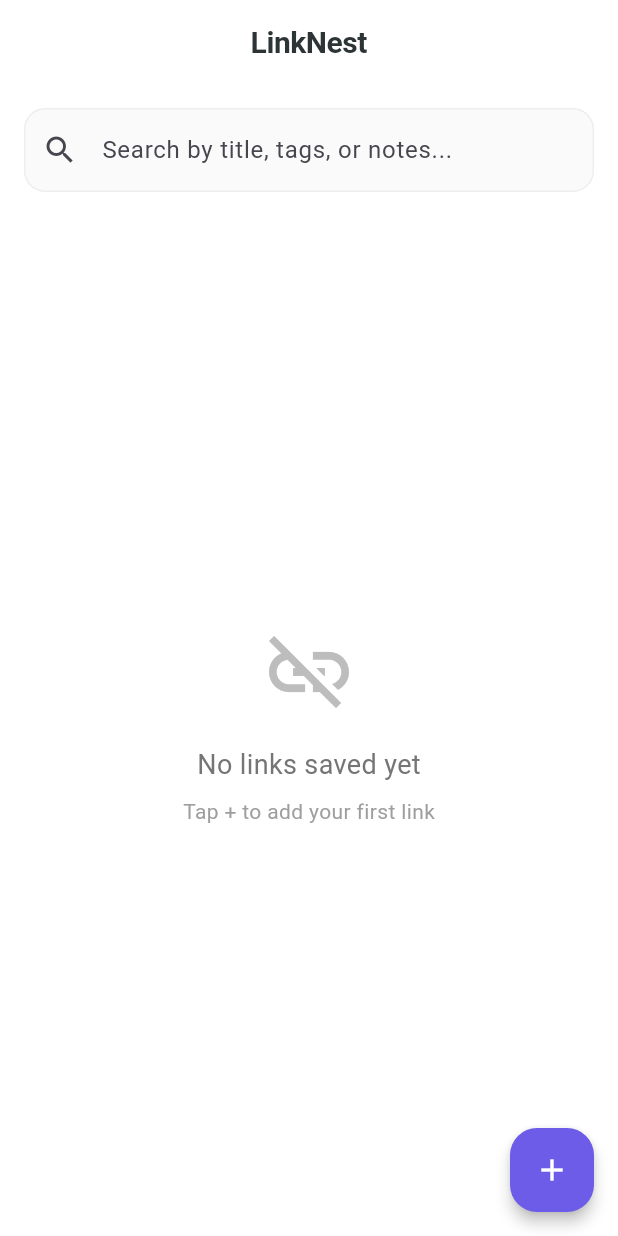
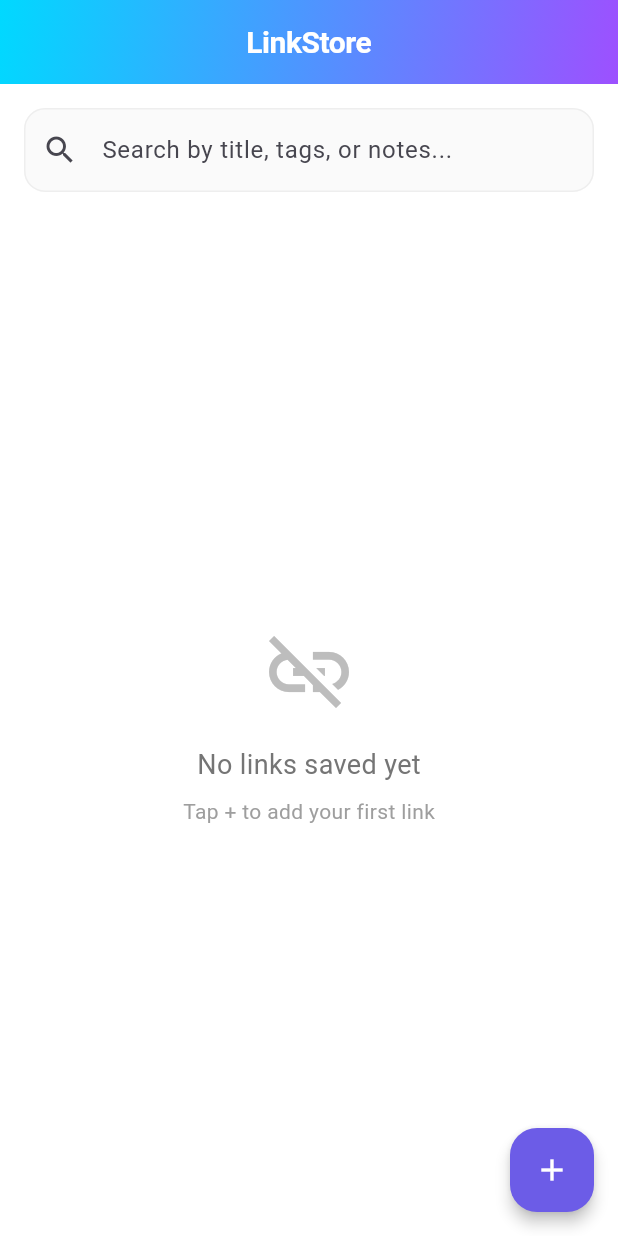
Before and after one commit to JanmitaShah/LinkNest, a Flutter app: the screen it shows after launch, on a phone screen of 412 x 824 dp. Run offline on Flutter 3.47's test engine with Material 3 defaults, Android fonts, the phone set to English and light mode, and no system bars; our stand-ins replace flutter_riverpod, go_router, google_mobile_ads, hive, hive_flutter, webview_flutter; missing offline and left inert: receive_sharing_intent; accounts and stored records are empty; network calls fail; statements that could not run were skipped.

Commit message:
Improving app UI

```diff
--- /dev/null
+++ b/lib/core/widgets/gradient_app_bar.dart
@@ -0,0 +1,57 @@
+import 'package:flutter/material.dart';
+import 'package:flutter/services.dart';
+
+/// Custom AppBar with gradient effect matching LinkNest logo colors
+class GradientAppBar extends StatelessWidget implements PreferredSizeWidget {
+  final String title;
+  final List<Widget>? actions;
+  final bool automaticallyImplyLeading;
+
+  const GradientAppBar({
+    super.key,
+    required this.title,
+    this.actions,
+    this.automaticallyImplyLeading = true,
+  });
+
+  @override
+  Widget build(BuildContext context) {
+    // Gradient Colors matching the logo
+    const Color gradientStart = Color(0xFF00D9FF); // Cyan
+    const Color gradientEnd = Color(0xFF9D50FF);   // Purple
+    const Color backgroundColor = Color(0xFF12183D); // Dark navy background
+
+    // Set status bar colors for iOS and Android
+    SystemChrome.setSystemUIOverlayStyle(
+      const SystemUiOverlayStyle(
+        statusBarColor: Colors.transparent,
+        statusBarBrightness: Brightness.dark,
+        statusBarIconBrightness: Brightness.light,
+      ),
+    );
+
+    return Container(
+      decoration: const BoxDecoration(
+        color: backgroundColor,
+        gradient: LinearGradient(
+          begin: Alignment.topLeft,
+          end: Alignment.bottomRight,
+          colors: [
+            gradientStart,
+            gradientEnd,
+          ],
+        ),
+      ),
+      child: AppBar(
+        title: Text(title),
+        automaticallyImplyLeading: automaticallyImplyLeading,
+        actions: actions,
+        backgroundColor: Colors.transparent,
+        elevation: 0,
+      ),
+    );
+  }
+
+  @override
+  Size get preferredSize => const Size.fromHeight(kToolbarHeight);
+}
--- a/lib/features/links/data/datasources/link_local_datasource.dart
+++ b/lib/features/links/data/datasources/link_local_datasource.dart
@@ -37,4 +37,10 @@ class LinkLocalDataSource {
       return titleMatch || notesMatch || tagsMatch;
     }).toList();
   }
+
+  /// Delete a link from local storage
+  Future<void> deleteLink(String linkId) async {
+    final linkBox = await box;
+    await linkBox.delete(linkId);
+  }
 }
--- a/lib/features/links/data/repositories/link_repository_impl.dart
+++ b/lib/features/links/data/repositories/link_repository_impl.dart
@@ -33,4 +33,9 @@ class LinkRepositoryImpl implements LinkRepository {
     models.sort((a, b) => b.createdAt.compareTo(a.createdAt));
     return models.map((model) => model.toEntity()).toList();
   }
+
+  @override
+  Future<void> deleteLink(String linkId) async {
+    await _localDataSource.deleteLink(linkId);
+  }
 }
--- a/lib/features/links/domain/link_repository.dart
+++ b/lib/features/links/domain/link_repository.dart
@@ -10,4 +10,7 @@ abstract class LinkRepository {
 
   /// Search links by query (searches in title, tags, notes)
   Future<List<LinkEntity>> searchLinks(String query);
+
+  /// Delete a link
+  Future<void> deleteLink(String linkId);
 }
--- a/lib/main.dart
+++ b/lib/main.dart
@@ -3,6 +3,7 @@ import 'package:flutter/material.dart';
 import 'package:flutter_riverpod/flutter_riverpod.dart';
 import 'package:hive_flutter/hive_flutter.dart';
 import 'package:go_router/go_router.dart';
+import 'core/config/ad_config.dart';
 import 'core/constants/hive_constants.dart';
 import 'core/router/app_router.dart';
 import 'core/services/share_intent_service.dart';
@@ -27,6 +28,9 @@ void main() async {
   final shareIntentService = ShareIntentService();
   await shareIntentService.initialize();
 
+  // Initialize Ads
+  await AdManager.initialize();
+
   // Create router
   final router = createAppRouter();
 
@@ -35,7 +39,7 @@ void main() async {
       child: _ShareIntentListener(
         service: shareIntentService,
         router: router,
-        child: LinkNestApp(router: router),
+        child: LinkStoreApp(router: router),
       ),
     ),
   );
@@ -94,9 +98,9 @@ class _ShareIntentListenerState extends State<_ShareIntentListener> {
   }
 }
 
-class LinkNestApp extends StatelessWidget {
+class LinkStoreApp extends StatelessWidget {
   final GoRouter router;
-  const LinkNestApp({super.key, required this.router});
+  const LinkStoreApp({super.key, required this.router});
 
   @override
   Widget build(BuildContext context) {
@@ -110,8 +114,13 @@ class LinkNestApp extends StatelessWidget {
     const Color textPrimary = Color(0xFF2D3436);
     const Color textSecondary = Color(0xFF636E72);
 
+    // Gradient Colors for AppBar matching the logo
+    const Color appBarGradientStart = Color(0xFF00D9FF); // Cyan from logo
+    const Color appBarGradientEnd = Color(0xFF9D50FF);   // Purple from logo
+    const Color appBarBackground = Color(0xFF12183D);    // Dark navy background from logo
+
     return MaterialApp.router(
-      title: 'LinkNest',
+      title: 'LinkStore',
       debugShowCheckedModeBanner: false,
       theme: ThemeData(
         useMaterial3: true,
@@ -134,13 +143,14 @@ class LinkNestApp extends StatelessWidget {
           elevation: 0,
           scrolledUnderElevation: 2,
           backgroundColor: Colors.transparent,
-          foregroundColor: textPrimary,
+          foregroundColor: Colors.white,
           titleTextStyle: const TextStyle(
             fontSize: 20,
             fontWeight: FontWeight.w600,
-            color: textPrimary,
+            color: Colors.white,
             letterSpacing: -0.3,
           ),
+          iconTheme: const IconThemeData(color: Colors.white),
         ),
 
         // Card Theme
--- a/pubspec.yaml
+++ b/pubspec.yaml
@@ -1,4 +1,4 @@
-name: link_nest
+name: linkstore
 description: A personal link manager app to save and organize video links.
 publish_to: 'none'
 version: 1.0.0+1
@@ -16,6 +16,7 @@ dependencies:
   uuid: ^4.2.2
   receive_sharing_intent: ^1.5.0
   webview_flutter: ^4.4.0
+  google_mobile_ads: ^5.2.0
 
 dev_dependencies:
   flutter_test:
```
Also changed, not shown: lib/core/config/ad_config.dart (added, +133 -0 lines), lib/core/router/app_router.dart (+22 -0 lines), lib/core/widgets/banner_ad_widget.dart (added, +68 -0 lines), lib/features/links/domain/link_usecases.dart (+11 -0 lines), lib/features/links/presentation/providers/links_provider.dart (+20 -0 lines), lib/features/links/presentation/screens/add_link_screen.dart (+4 -4 lines), lib/features/links/presentation/screens/home_screen.dart (+54 -8 lines), lib/features/links/presentation/screens/webview_screen.dart (+35 -8 lines), lib/features/splash/presentation/screens/splash_screen.dart (+55 -14 lines), assets/icon.png, lib/features/links/data/models/link_model.g.dart, pubspec.lock, 49 other files.
